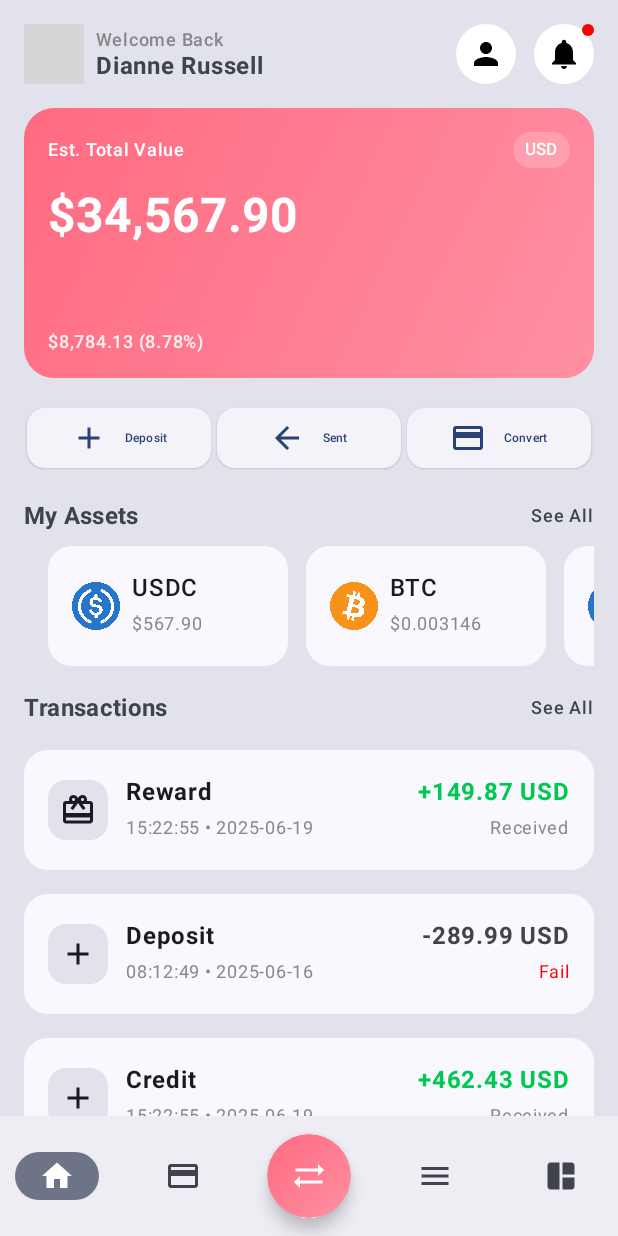
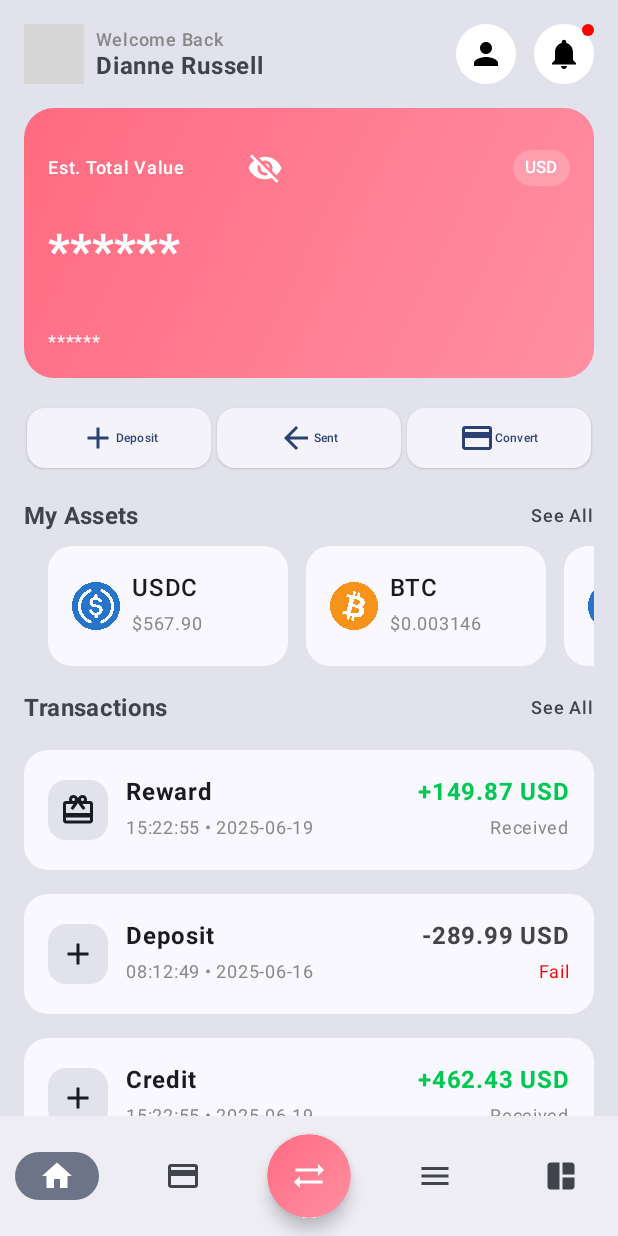
Before and after one commit to EricoMartin/FinTechUI, an Android app built with Jetpack Compose: the screen it shows after launch (MainActivity), on a phone screen of 412 x 824 dp. Run offline under Robolectric (Android 15) with nearby library versions, the phone set to English and light mode, and no system bars; grey boxes are pictures that could not be loaded.

```diff
--- a/app/src/main/java/com/basebox/fintechui/ui/dashboard/DashboardScreen.kt
+++ b/app/src/main/java/com/basebox/fintechui/ui/dashboard/DashboardScreen.kt
@@ -1,6 +1,6 @@
 package com.basebox.fintechui.ui.dashboard
 
-import androidx.compose.animation.AnimatedVisibility
+import androidx.compose.animation.Crossfade
 import androidx.compose.foundation.Image
 import androidx.compose.foundation.background
 import androidx.compose.foundation.clickable
@@ -24,7 +24,6 @@ import androidx.compose.ui.graphics.Color
 import androidx.compose.ui.layout.ContentScale
 import androidx.compose.ui.res.painterResource
 import androidx.compose.ui.text.font.FontWeight
-import androidx.compose.ui.text.style.TextOverflow
 import androidx.compose.ui.tooling.preview.Preview
 import androidx.compose.ui.unit.dp
 import androidx.compose.ui.unit.sp
@@ -151,6 +150,7 @@ fun TopSection() {
 
 @Composable
 fun BalanceCard() {
+    var showBalance by remember { mutableStateOf(false) }
     Box(
         modifier = Modifier
             .fillMaxWidth()
@@ -178,6 +178,24 @@ fun BalanceCard() {
                         text = "Est. Total Value",
                         style = MaterialTheme.typography.labelMedium.copy(color = Color.White)
                     )
+                    IconButton(
+                        onClick = { showBalance = !showBalance },
+                        colors = IconButtonDefaults.iconButtonColors(contentColor = Color.White),
+                        modifier = Modifier.padding(end = 60.dp)
+                            .align(Alignment.CenterVertically)
+                    ) {
+                        Icon(
+                            imageVector = if (showBalance) Icons.Default.Visibility else Icons.Default.VisibilityOff,
+                            contentDescription = if (showBalance) "Hide balance" else "Show balance",
+                            tint = Color.White,
+                        )
+                    }
+                    Box(
+                        modifier = Modifier
+                            .align(Alignment.CenterVertically)
+                            .width(24.dp)
+                            .padding(start = 16.dp)
+                    )
                     Box(
                         modifier = Modifier
                             .clip(RoundedCornerShape(12.dp))
@@ -190,22 +208,25 @@ fun BalanceCard() {
                             style = MaterialTheme.typography.labelSmall
                         )
                     }
+
                 }
 
                 // Mid text directly below the top section
+                Crossfade(targetState = showBalance) { visible ->
                     Text(
                         modifier = Modifier.padding(top = 12.dp),
-                    text = "$34,567.90",
+                        text = if (showBalance) "$34,567.90" else "******",
                         style = MaterialTheme.typography.headlineLarge.copy(
                             color = Color.White,
                             fontWeight = FontWeight.Bold
                         )
                     )
                 }
+            }
 
             // 🔹 Bottom section (pushed down)
             Text(
-                text = "$8,784.13 (8.78%)",
+                text = if (showBalance) "$8,784.13 (8.78%)" else "******",
                 style = MaterialTheme.typography.labelMedium.copy(
                     color = Color.White.copy(alpha = 0.9f)
                 )
@@ -229,7 +250,7 @@ fun ActionButtons(onActionClick: (String) -> Unit) {
                 modifier = Modifier.weight(1f).padding(horizontal = 2.dp)
             ) {
                 Icon(icon, contentDescription = title)
-                Spacer(Modifier.width(12.dp))
+                Spacer(Modifier.width(0.dp))
                 Text(title,
                     maxLines = 1, fontSize = 8.sp)
             }
@@ -347,7 +368,7 @@ fun TransactionItem(transaction: Transaction) {
 
 @Composable
 fun WalletBottomNavBar() {
-    var selectedItem by remember { mutableStateOf(0) }
+    var selectedItem by remember { mutableIntStateOf(0) }
     val gradientBrush = Brush.linearGradient(listOf(Color(0xFFFF6B81), Color(0xFFFF8FA2)))
 
     NavigationBar {
```
Lines whose indentation alone changed are shown as unchanged.
